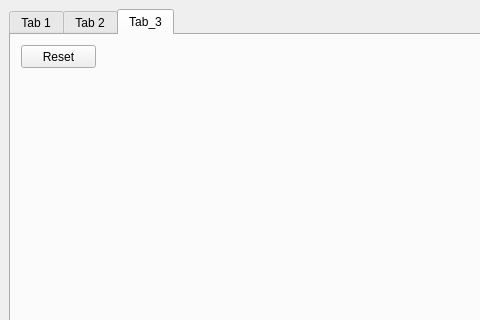
Before: the Qt Designer form client/GuIToProgrammEFM8.ui in viorz/arduino-c2-interface-4wif, drawn with Qt 5; both pictures show x 0 to 480 and y 0 to 320 of the 563 by 411 pixel window.
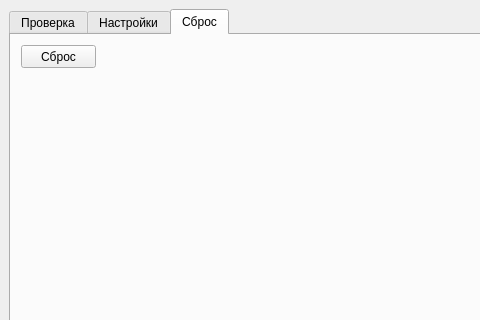
After: the same form once the commit is applied. The open tabs and pages were chosen to show the change.

The edit to the form file:
```diff
--- a/client/GuIToProgrammEFM8.ui
+++ b/client/GuIToProgrammEFM8.ui
@@ -22,7 +22,7 @@
       </property>
       <widget class="QWidget" name="tab">
        <attribute name="title">
-        <string>Tab 1</string>
+        <string>Проверка</string>
        </attribute>
        <layout class="QVBoxLayout" name="verticalLayout_2">
         <item>
@@ -147,7 +147,7 @@
       </widget>
       <widget class="QWidget" name="tab_2">
        <attribute name="title">
-        <string>Tab 2</string>
+        <string>Настройки</string>
        </attribute>
        <layout class="QVBoxLayout" name="verticalLayout">
         <item>
@@ -308,7 +308,7 @@
       </widget>
       <widget class="QWidget" name="tab_3">
        <attribute name="title">
-        <string>Tab_3</string>
+        <string>Сброс</string>
        </attribute>
        <widget class="QPushButton" name="pushButton_reset">
         <property name="geometry">
@@ -320,7 +320,7 @@
          </rect>
         </property>
         <property name="text">
-         <string>Reset</string>
+         <string>Сброс</string>
         </property>
        </widget>
       </widget>
```
